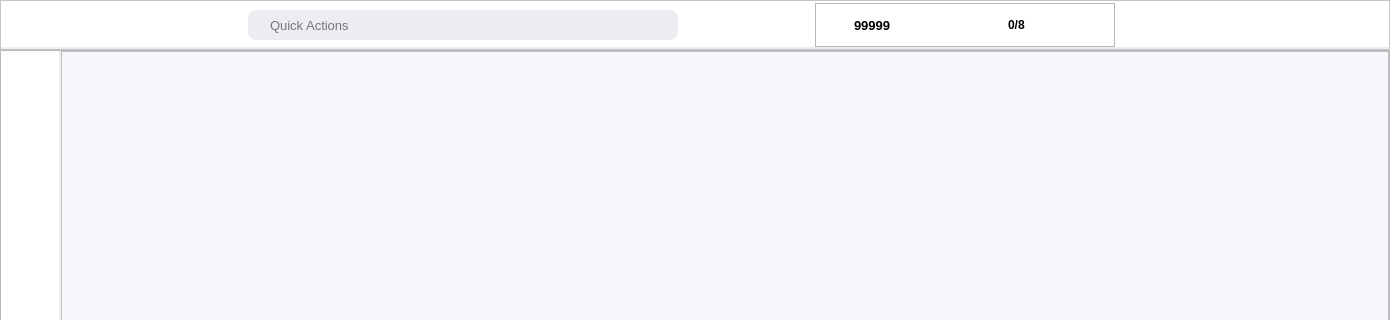
Old version of the form src/views/main_view.ui in the repository devforgely/MFA-Simulator; both pictures show x 0 to 1390 and y 0 to 320 of the 1390 by 830 pixel window.
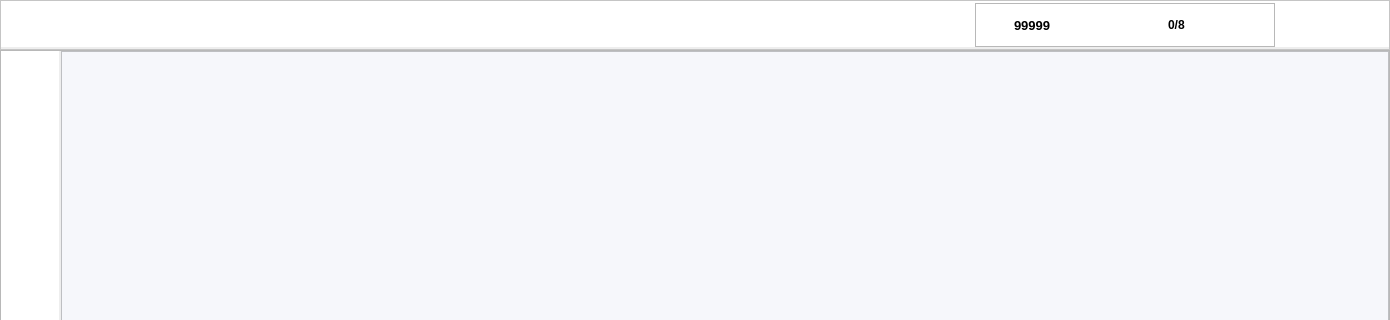
New version of the form. Icons and pictures are not drawn.

```diff
--- a/src/views/main_view.ui
+++ b/src/views/main_view.ui
@@ -254,12 +254,6 @@
                  <height>0</height>
                 </size>
                </property>
-               <property name="maximumSize">
-                <size>
-                 <width>430</width>
-                 <height>16777215</height>
-                </size>
-               </property>
                <property name="font">
                 <font>
                  <family>Segoe UI</family>
@@ -292,66 +286,17 @@
                  <number>0</number>
                 </property>
                 <item>
-                 <widget class="QLineEdit" name="search_field">
-                  <property name="minimumSize">
-                   <size>
-                    <width>400</width>
-                    <height>30</height>
-                   </size>
+                 <spacer name="horizontalSpacer">
+                  <property name="orientation">
+                   <enum>Qt::Horizontal</enum>
                   </property>
-                  <property name="maximumSize">
+                  <property name="sizeHint" stdset="0">
                    <size>
-                    <width>400</width>
-                    <height>30</height>
+                    <width>40</width>
+                    <height>20</height>
                    </size>
                   </property>
-                  <property name="font">
-                   <font>
-                    <family>Segoe UI</family>
-                    <pointsize>10</pointsize>
-                    <weight>50</weight>
-                    <italic>false</italic>
-                    <bold>false</bold>
-                   </font>
-                  </property>
-                  <property name="styleSheet">
-                   <string notr="true"/>
-                  </property>
-                  <property name="text">
-                   <string/>
-                  </property>
-                  <property name="maxLength">
-                   <number>50</number>
-                  </property>
-                  <property name="placeholderText">
-                   <string>Quick Actions</string>
-                  </property>
-                 </widget>
-                </item>
-                <item>
-                 <widget class="QLabel" name="search_icon">
-                  <property name="minimumSize">
-                   <size>
-                    <width>30</width>
-                    <height>30</height>
-                   </size>
-                  </property>
-                  <property name="maximumSize">
-                   <size>
-                    <width>30</width>
-                    <height>30</height>
-                   </size>
-                  </property>
-                  <property name="text">
-                   <string/>
-                  </property>
-                  <property name="pixmap">
-                   <pixmap>../resources/icons/magnifying-glass-solid.svg</pixmap>
-                  </property>
-                  <property name="scaledContents">
-                   <bool>true</bool>
-                  </property>
-                 </widget>
+                 </spacer>
                 </item>
                </layout>
               </widget>
@@ -504,47 +449,6 @@
              <property name="bottomMargin">
               <number>0</number>
              </property>
-             <item>
-              <widget class="QPushButton" name="help_btn">
-               <property name="enabled">
-                <bool>true</bool>
-               </property>
-               <property name="minimumSize">
-                <size>
-                 <width>28</width>
-                 <height>28</height>
-                </size>
-               </property>
-               <property name="maximumSize">
-                <size>
-                 <width>28</width>
-                 <height>28</height>
-                </size>
-               </property>
-               <property name="cursor">
-                <cursorShape>PointingHandCursor</cursorShape>
-               </property>
-               <property name="focusPolicy">
-                <enum>Qt::StrongFocus</enum>
-               </property>
-               <property name="toolTip">
-                <string>Help</string>
-               </property>
-               <property name="text">
-                <string/>
-               </property>
-               <property name="icon">
-                <iconset>
-                 <normaloff>../resources/icons/help-question-1.png</normaloff>../resources/icons/help-question-1.png</iconset>
-               </property>
-               <property name="iconSize">
-                <size>
-                 <width>24</width>
-                 <height>24</height>
-                </size>
-               </property>
-              </widget>
-             </item>
              <item>
               <widget class="QPushButton" name="minimise_btn">
                <property name="minimumSize">
```
Left out of the diff: 2 changed lines with no effect on the pictures.
